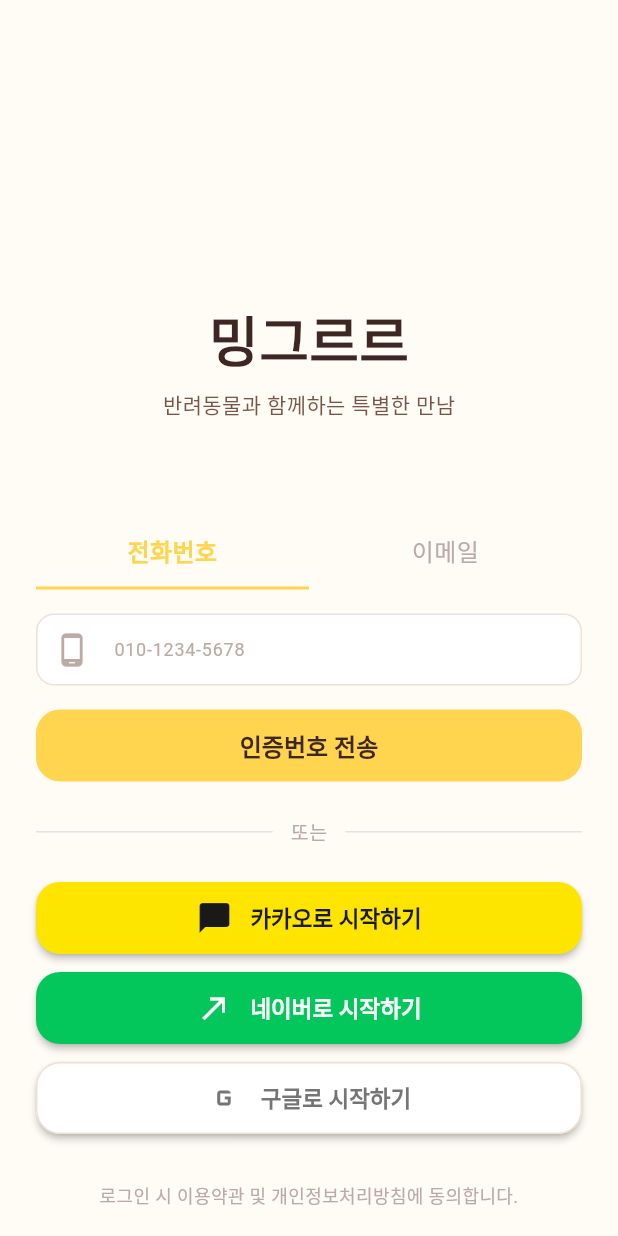
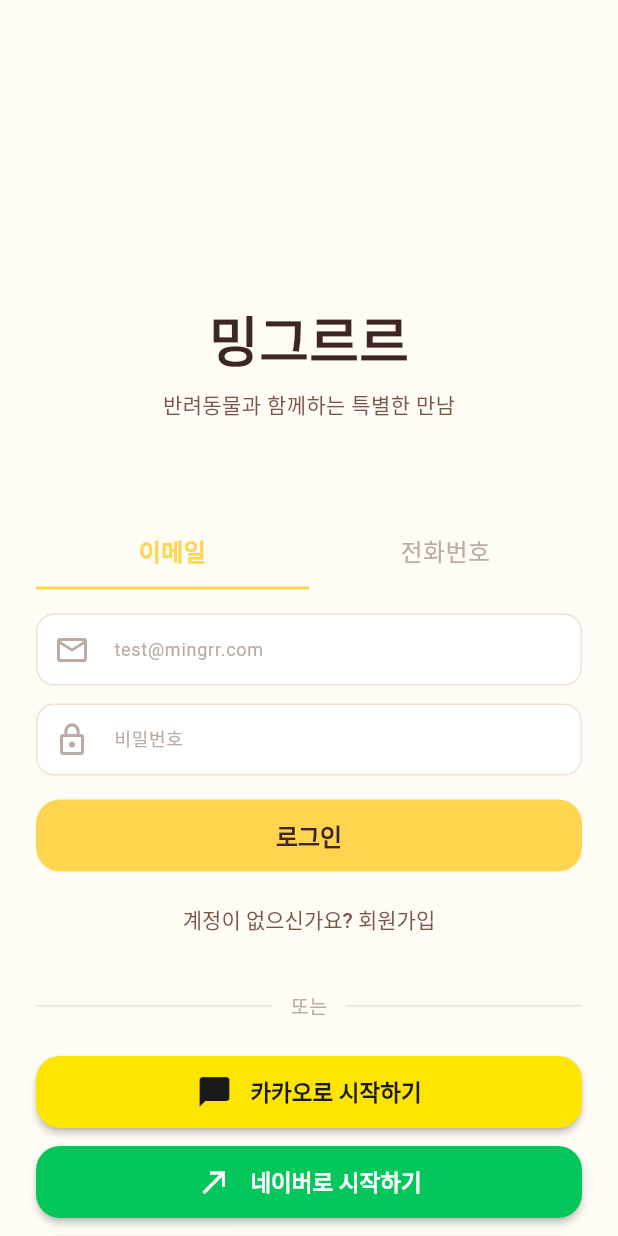
Before and after one commit to gengsooo/mingrr, a Flutter app: the LoginScreen screen opened by its route, on a phone screen of 412 x 824 dp. Run offline on Flutter 3.47's test engine with Material 3 defaults, Android fonts, the phone set to English and light mode, and no system bars; our stand-ins replace cached_network_image, cloud_firestore, connectivity_plus, equatable, firebase_auth, firebase_core and 14 more; missing offline and left inert: gal, kakao_map_sdk, video_thumbnail; accounts and stored records are empty; Roboto replaces fonts that are missing (Pretendard).

Commit message:
hotfix: 로그인 오류 수정

```diff
--- a/lib/features/auth/presentation/providers/auth_provider.dart
+++ b/lib/features/auth/presentation/providers/auth_provider.dart
@@ -409,6 +409,8 @@
         return '등록되지 않은 이메일입니다.';
       case 'wrong-password':
         return '비밀번호가 올바르지 않습니다.';
+      case 'invalid-credential':
+        return '이메일 또는 비밀번호가 올바르지 않습니다.';
       case 'email-already-in-use':
         return '이미 사용 중인 이메일입니다.';
       case 'invalid-email':
@@ -417,8 +419,14 @@
         return '비밀번호가 너무 약합니다. 6자 이상 입력해주세요.';
       case 'too-many-requests':
         return '요청이 너무 많습니다. 잠시 후 다시 시도해주세요.';
+      case 'network-request-failed':
+        return '네트워크 연결을 확인해주세요.';
+      case 'user-disabled':
+        return '비활성화된 계정입니다. 관리자에게 문의해주세요.';
+      case 'operation-not-allowed':
+        return '이 로그인 방식은 현재 사용할 수 없습니다.';
       default:
-        return e.message ?? '인증에 실패했습니다.';
+        return '로그인에 실패했습니다. 다시 시도해주세요.';
     }
   }
 
--- a/lib/features/auth/presentation/screens/email_verification_screen.dart
+++ b/lib/features/auth/presentation/screens/email_verification_screen.dart
@@ -181,7 +181,11 @@
 
       if (verified && mounted) {
         MingrrSnackBar.success(context, '이메일 인증이 완료되었습니다! 🎉');
-        context.go('/');
+        // authStateProvider를 무효화하여 라우터가 새로운 인증 상태를 감지하도록 함
+        ref.invalidate(authStateProvider);
+        // 약간의 딜레이 후 홈으로 이동 (상태 업데이트 대기)
+        await Future.delayed(const Duration(milliseconds: 300));
+        if (mounted) context.go('/');
       } else if (!silent && mounted) {
         MingrrSnackBar.warning(context, '아직 인증이 완료되지 않았어요');
       }
--- a/lib/features/auth/presentation/screens/login_screen.dart
+++ b/lib/features/auth/presentation/screens/login_screen.dart
@@ -26,7 +26,7 @@
   final _emailController = TextEditingController();
   final _passwordController = TextEditingController();
   bool _isCodeSent = false;
-  bool _isPhoneLogin = true; // true: 전화번호, false: 이메일
+  bool _isPhoneLogin = false; // true: 전화번호, false: 이메일 (기본: 이메일)
 
   @override
   void dispose() {
@@ -119,10 +119,35 @@
     );
   }
 
-  /// 로그인 방법 선택 탭
+  /// 로그인 방법 선택 탭 (이메일 왼쪽, 전화번호 오른쪽)
   Widget _buildLoginTabs() {
     return Row(
       children: [
+        // 이메일 탭 (왼쪽)
+        Expanded(
+          child: GestureDetector(
+            onTap: () => setState(() => _isPhoneLogin = false),
+            child: Container(
+              padding: const EdgeInsets.symmetric(vertical: AppSizes.paddingM),
+              decoration: BoxDecoration(
+                border: Border(
+                  bottom: BorderSide(
+                    color: !_isPhoneLogin ? Theme.of(context).colorScheme.primary : Colors.transparent,
+                    width: 2,
+                  ),
+                ),
+              ),
+              child: Text(
+                '이메일',
+                textAlign: TextAlign.center,
+                style: AppTextStyles.headlineSmall(context)
+                    .withWeight(!_isPhoneLogin ? FontWeight.w600 : FontWeight.w400)
+                    .withColor(!_isPhoneLogin ? Theme.of(context).colorScheme.primary : Theme.of(context).colorScheme.outlineVariant),
+              ),
+            ),
+          ),
+        ),
+        // 전화번호 탭 (오른쪽)
         Expanded(
           child: GestureDetector(
             onTap: () => setState(() {
@@ -145,29 +170,6 @@
                 style: AppTextStyles.headlineSmall(context)
                     .withWeight(_isPhoneLogin ? FontWeight.w600 : FontWeight.w400)
                     .withColor(_isPhoneLogin ? Theme.of(context).colorScheme.primary : Theme.of(context).colorScheme.outlineVariant),
-              ),
-            ),
-          ),
-        ),
-        Expanded(
-          child: GestureDetector(
-            onTap: () => setState(() => _isPhoneLogin = false),
-            child: Container(
-              padding: const EdgeInsets.symmetric(vertical: AppSizes.paddingM),
-              decoration: BoxDecoration(
-                border: Border(
-                  bottom: BorderSide(
-                    color: !_isPhoneLogin ? Theme.of(context).colorScheme.primary : Colors.transparent,
-                    width: 2,
-                  ),
-                ),
-              ),
-              child: Text(
-                '이메일',
-                textAlign: TextAlign.center,
-                style: AppTextStyles.headlineSmall(context)
-                    .withWeight(!_isPhoneLogin ? FontWeight.w600 : FontWeight.w400)
-                    .withColor(!_isPhoneLogin ? Theme.of(context).colorScheme.primary : Theme.of(context).colorScheme.outlineVariant),
               ),
             ),
           ),
@@ -244,6 +246,7 @@
       children: [
         // 이메일 입력
         MingrrTextField(
+          key: const ValueKey('email_field'),
           controller: _emailController,
           hintText: 'test@mingrr.com',
           prefixIcon: Icons.email_outlined,
@@ -253,6 +256,7 @@
 
         // 비밀번호 입력
         MingrrTextField(
+          key: const ValueKey('password_field'),
           controller: _passwordController,
           hintText: '비밀번호',
           prefixIcon: Icons.lock_outline,
```
Also changed, not shown: lib/core/widgets/common_widgets.dart (+11 -0 lines), 1 other file.
